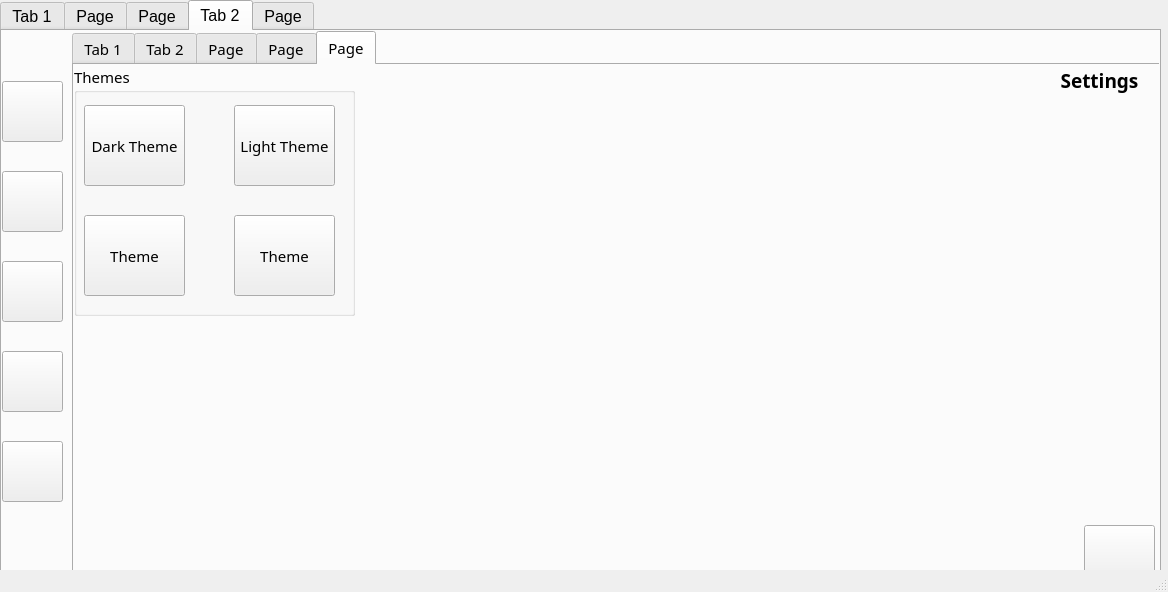
Above: MyGPAmate.ui from edeniyanda/MyGPAmate before the change. Below: the same form after it.
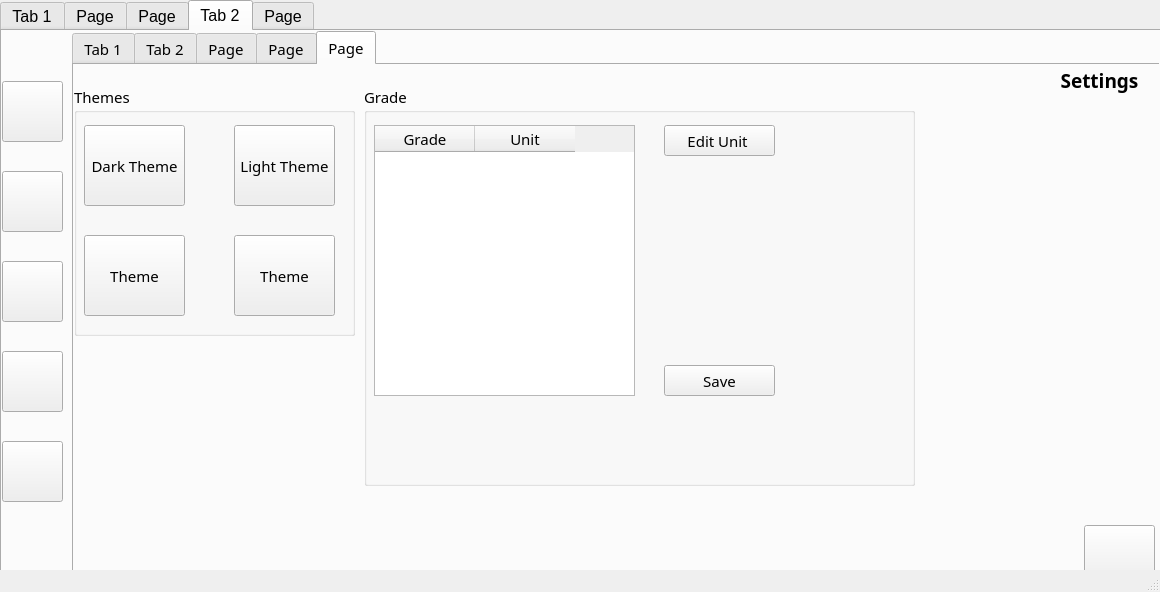
That is the form after the change. The open tabs and pages were chosen to show the change. Icons and pictures are not drawn.

Commit message: Worked on the grade table functionality

```diff
--- a/MyGPAmate.ui
+++ b/MyGPAmate.ui
@@ -6,7 +6,7 @@
    <rect>
     <x>0</x>
     <y>0</y>
-    <width>1168</width>
+    <width>1160</width>
     <height>592</height>
    </rect>
   </property>
@@ -1389,7 +1389,7 @@
         <property name="geometry">
          <rect>
           <x>0</x>
-          <y>0</y>
+          <y>20</y>
           <width>281</width>
           <height>251</height>
          </rect>
@@ -1450,6 +1450,68 @@
          </property>
         </widget>
        </widget>
+       <widget class="QGroupBox" name="groupBox_3">
+        <property name="geometry">
+         <rect>
+          <x>290</x>
+          <y>20</y>
+          <width>551</width>
+          <height>401</height>
+         </rect>
+        </property>
+        <property name="title">
+         <string>Grade</string>
+        </property>
+        <widget class="QTableWidget" name="tableWidget_grader">
+         <property name="geometry">
+          <rect>
+           <x>10</x>
+           <y>40</y>
+           <width>261</width>
+           <height>271</height>
+          </rect>
+         </property>
+         <property name="toolTip">
+          <string>Grader</string>
+         </property>
+         <column>
+          <property name="text">
+           <string>Grade</string>
+          </property>
+         </column>
+         <column>
+          <property name="text">
+           <string>Unit</string>
+          </property>
+         </column>
+        </widget>
+        <widget class="QPushButton" name="pushButton_edit_unit">
+         <property name="geometry">
+          <rect>
+           <x>300</x>
+           <y>40</y>
+           <width>111</width>
+           <height>31</height>
+          </rect>
+         </property>
+         <property name="text">
+          <string>Edit Unit </string>
+         </property>
+        </widget>
+        <widget class="QPushButton" name="pushButton_save_unit_change">
+         <property name="geometry">
+          <rect>
+           <x>300</x>
+           <y>280</y>
+           <width>111</width>
+           <height>31</height>
+          </rect>
+         </property>
+         <property name="text">
+          <string>Save</string>
+         </property>
+        </widget>
+       </widget>
       </widget>
      </widget>
      <widget class="QPushButton" name="pushButton_dash_board">
```
Left out of the diff: 24 changed lines with no effect on the pictures. The commit also changes 8 other files.
